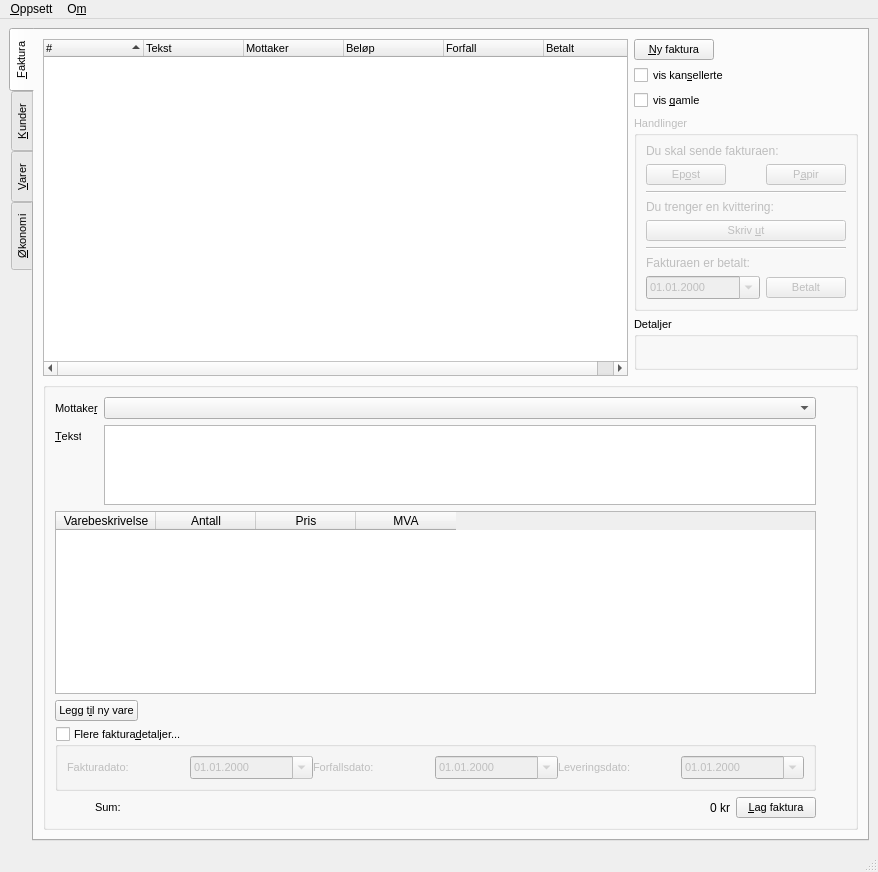
kkoksvik/finfaktura, file finfaktura/ui/faktura.ui: the form before one commit.
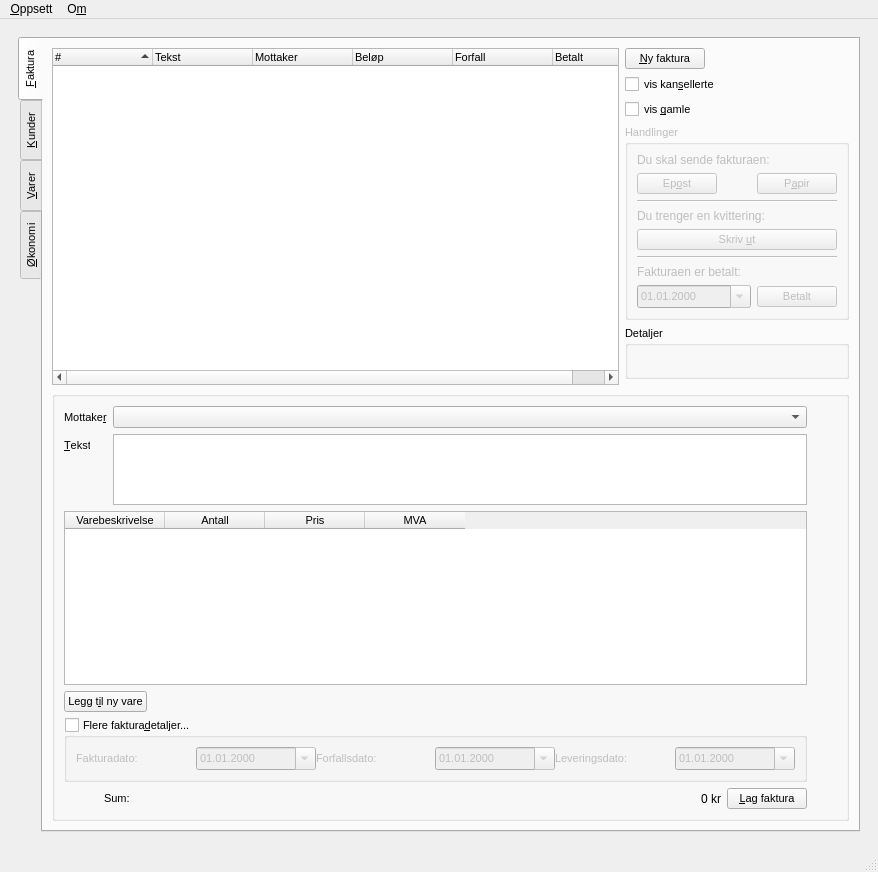
The form after the commit. Icons and pictures are not drawn.

Commit message: bruker qscrollarea for å gi scrollefunksjon på små skjermer

The edit to the form file:
```diff
--- a/finfaktura/ui/faktura.ui
+++ b/finfaktura/ui/faktura.ui
@@ -30,6 +30,27 @@
   <widget class="QWidget" name="centralwidget" >
    <layout class="QGridLayout" name="gridLayout_9" >
     <item row="0" column="0" >
+     <widget class="QScrollArea" name="scrollArea" >
+      <property name="frameShape" >
+       <enum>QFrame::NoFrame</enum>
+      </property>
+      <property name="lineWidth" >
+       <number>0</number>
+      </property>
+      <property name="widgetResizable" >
+       <bool>true</bool>
+      </property>
+      <widget class="QWidget" name="scrollAreaWidgetContents" >
+       <property name="geometry" >
+        <rect>
+         <x>0</x>
+         <y>0</y>
+         <width>870</width>
+         <height>818</height>
+        </rect>
+       </property>
+       <layout class="QGridLayout" name="gridLayout_10" >
+        <item row="0" column="0" >
      <widget class="QTabWidget" name="fakturaTab" >
       <property name="sizePolicy" >
        <sizepolicy vsizetype="Expanding" hsizetype="MinimumExpanding" >
@@ -1948,7 +1969,10 @@
      </widget>
     </item>
    </layout>
-   <zorder>fakturaTab</zorder>
+      </widget>
+     </widget>
+    </item>
+   </layout>
   </widget>
   <widget class="QMenuBar" name="menubar" >
    <property name="geometry" >
```
Left out of the diff: 92 changed lines with no effect on the pictures. Lines whose indentation alone changed are shown as unchanged.
